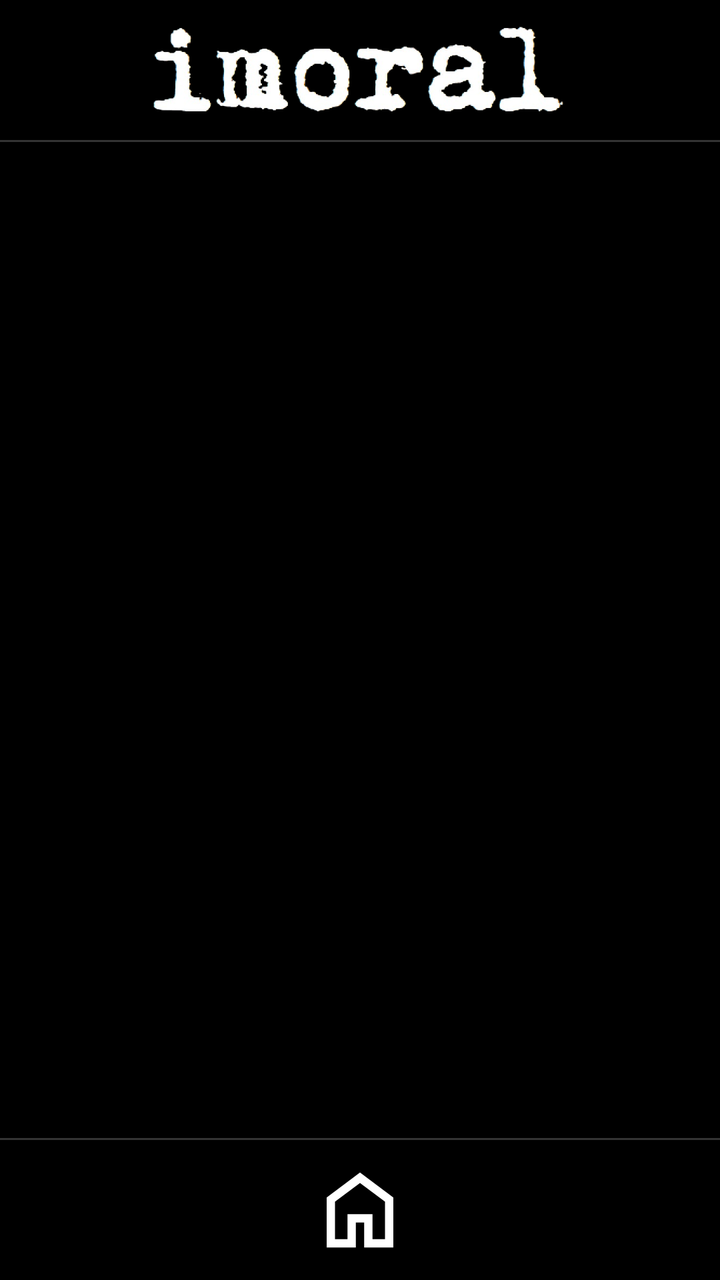
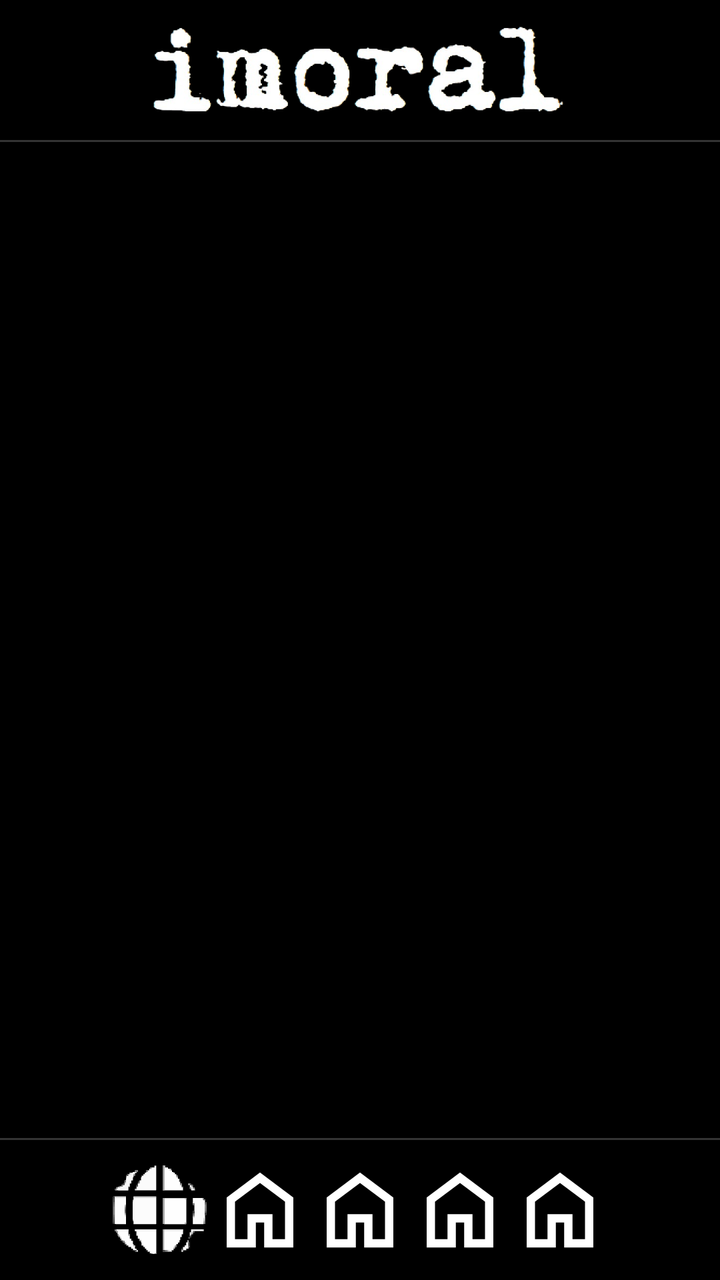

Before-and-after screenshots of an Android layout around one commit, followed by the original layout XML and the change that was made.
<!-- AndroidManifest.xml: application theme Theme.Imoral -->
<!-- res/layout/activity_main.xml -->
<?xml version="1.0" encoding="utf-8"?>
<LinearLayout
    xmlns:android="http://schemas.android.com/apk/res/android"
    xmlns:app="http://schemas.android.com/apk/res-auto"
    android:layout_width="match_parent"
    android:layout_height="match_parent"
    android:orientation="vertical"
    android:background="#000000">

    
    <LinearLayout
        android:id="@+id/header"
        android:layout_width="match_parent"
        android:layout_height="70dp"
        android:orientation="horizontal"
        android:gravity="center"
        android:background="#000000"
        android:paddingStart="16dp"
        android:paddingEnd="16dp">

        <ImageView
            android:id="@+id/imoral_logo"
            android:layout_width="25dp"
            android:layout_height="wrap_content"
            android:layout_gravity="center"
            android:layout_weight="1"
            app:srcCompat="@drawable/logo1" />

    </LinearLayout>
    <View
        android:layout_width="match_parent"
        android:layout_height="1dp"
        android:background="#333333" />

    
    <androidx.recyclerview.widget.RecyclerView
        android:id="@+id/rvProducts"
        android:layout_width="match_parent"
        android:layout_height="0dp"
        android:layout_weight="1"
        android:background="#000000"
        android:clipToPadding="false"
        android:paddingStart="8dp"
        android:paddingEnd="8dp"
        android:paddingTop="8dp"
        android:paddingBottom="8dp"
        app:layoutManager="androidx.recyclerview.widget.GridLayoutManager"
        app:spanCount="2" />

    <View
        android:layout_width="match_parent"
        android:layout_height="1dp"
        android:background="#333333" />
    
    <LinearLayout
        android:id="@+id/footer"
        android:layout_width="match_parent"
        android:layout_height="70dp"
        android:background="#000000"
        android:gravity="center"
        android:orientation="horizontal"
        android:paddingStart="16dp"
        android:paddingEnd="16dp">

        <ImageButton
            android:id="@+id/imageButtonHome"
            android:layout_width="wrap_content"
            android:layout_height="wrap_content"
            android:layout_weight="0"
            android:background="@color/black"
            app:srcCompat="@drawable/home_24" />
    </LinearLayout>

</LinearLayout>
<!-- resources referenced by this layout -->
<resources>
  <color name="black">#FF000000</color>
  <!-- drawable home_24 (drawable) -->
  <vector xmlns:android="http://schemas.android.com/apk/res/android" android:height="50dp" android:tint="#FFFFFF" android:viewportHeight="960" android:viewportWidth="960" android:width="50dp">
        
      <path android:fillColor="@android:color/white" android:pathData="M240,760L360,760L360,520L600,520L600,760L720,760L720,400L480,220L240,400L240,760ZM160,840L160,360L480,120L800,360L800,840L520,840L520,600L440,600L440,840L160,840ZM480,490L480,490L480,490L480,490L480,490L480,490L480,490L480,490L480,490Z"/>
      
  </vector>
  <!-- drawable logo1: png bitmap (drawable, 103002 bytes) -->
  <style name="Theme.Imoral" parent="Base.Theme.Imoral" />
  <style name="Base.Theme.Imoral" parent="Theme.Material3.DayNight.NoActionBar">
          
          
      </style>
</resources>

<!-- the commit's change to res/layout/activity_main.xml (unified diff, before → after) -->
@@ -44,6 +44,7 @@
         android:paddingEnd="8dp"
         android:paddingTop="8dp"
         android:paddingBottom="8dp"
+        android:overScrollMode="never"
         app:layoutManager="androidx.recyclerview.widget.GridLayoutManager"
         app:spanCount="2" />
 
@@ -66,9 +67,40 @@
             android:id="@+id/imageButtonHome"
             android:layout_width="wrap_content"
             android:layout_height="wrap_content"
+            android:background="@color/black"
+            app:srcCompat="@drawable/vectorised_1779189831059" />
+        <ImageButton
+            android:id="@+id/imageButtonHome2"
+            android:layout_width="wrap_content"
+            android:layout_height="wrap_content"
             android:layout_weight="0"
             android:background="@color/black"
             app:srcCompat="@drawable/home_24" />
+        <ImageButton
+            android:id="@+id/imageButtonHome3"
+            android:layout_width="wrap_content"
+            android:layout_height="wrap_content"
+            android:layout_weight="0"
+            android:background="@color/black"
+            app:srcCompat="@drawable/home_24" />
+
+        <ImageButton
+            android:id="@+id/imageButtonHome4"
+            android:layout_width="wrap_content"
+            android:layout_height="wrap_content"
+            android:layout_weight="0"
+            android:background="@color/black"
+            app:srcCompat="@drawable/home_24" />
+
+        <ImageButton
+            android:id="@+id/imageButtonHome5"
+            android:layout_width="wrap_content"
+            android:layout_height="wrap_content"
+            android:layout_weight="0"
+            android:background="@color/black"
+            app:srcCompat="@drawable/home_24" />
+
+
     </LinearLayout>
 
 </LinearLayout>
<!-- resource entries referenced after the edit -->
@@ -3,11 +3,12 @@
   <color name="black">#FF000000</color>
   <!-- drawable home_24 (drawable) -->
   <vector xmlns:android="http://schemas.android.com/apk/res/android" android:height="50dp" android:tint="#FFFFFF" android:viewportHeight="960" android:viewportWidth="960" android:width="50dp">
-        
+  
       <path android:fillColor="@android:color/white" android:pathData="M240,760L360,760L360,520L600,520L600,760L720,760L720,400L480,220L240,400L240,760ZM160,840L160,360L480,120L800,360L800,840L520,840L520,600L440,600L440,840L160,840ZM480,490L480,490L480,490L480,490L480,490L480,490L480,490L480,490L480,490Z"/>
-      
+  
   </vector>
   <!-- drawable logo1: png bitmap (drawable, 103002 bytes) -->
+  <!-- drawable vectorised_1779189831059: vector/xml drawable (drawable, 60331 chars, omitted) -->
   <style name="Theme.Imoral" parent="Base.Theme.Imoral" />
   <style name="Base.Theme.Imoral" parent="Theme.Material3.DayNight.NoActionBar">
           
